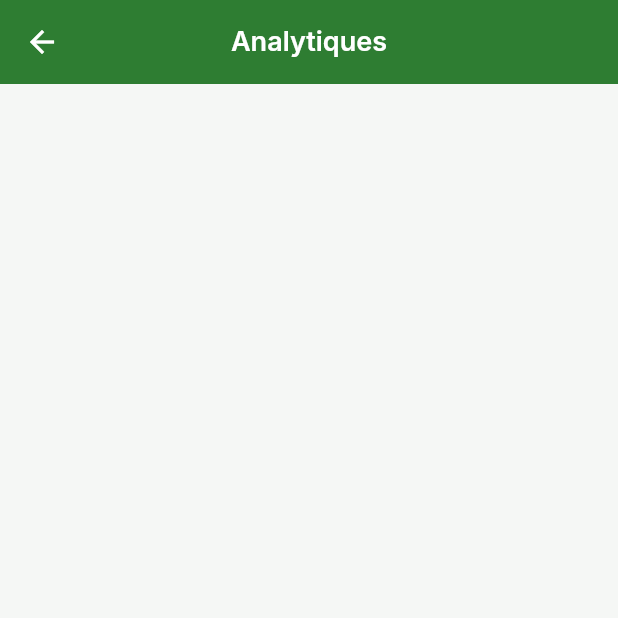
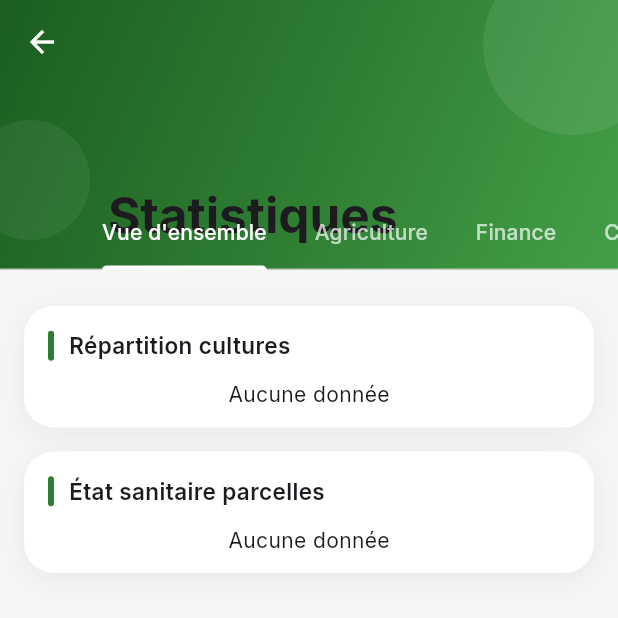
Before and after one commit to MaximeKELI/ARCA-GIS-, a Flutter app: the AnalyticsScreen screen opened directly, on a phone screen of 412 x 824 dp, the top half of it. Run offline on Flutter 3.47's test engine with Material 3 defaults, Android fonts, the phone set to English and light mode, and no system bars; our stand-ins replace connectivity_plus, fl_chart, flutter_map, flutter_secure_storage, geolocator, google_fonts and 4 more; accounts and stored records are empty; network calls fail.

Commit message:
All coders

```diff
--- a/mobile/arca_gis_app/lib/screens/analytics_screen.dart
+++ b/mobile/arca_gis_app/lib/screens/analytics_screen.dart
@@ -1,7 +1,8 @@
-import 'package:fl_chart/fl_chart.dart';
 import 'package:flutter/material.dart';
 import '../config/theme.dart';
 import '../services/api_service.dart';
+import '../utils/api_utils.dart';
+import '../widgets/modern_charts.dart';
 
 class AnalyticsScreen extends StatefulWidget {
   const AnalyticsScreen({super.key});
@@ -10,121 +11,266 @@ class AnalyticsScreen extends StatefulWidget {
   State<AnalyticsScreen> createState() => _AnalyticsScreenState();
 }
 
-class _AnalyticsScreenState extends State<AnalyticsScreen> {
-  final ApiService _api = ApiService();
-  Map<String, dynamic>? _stats;
-  List<dynamic> _history = [];
+class _AnalyticsScreenState extends State<AnalyticsScreen> with SingleTickerProviderStateMixin {
+  final _api = ApiService();
+  Map<String, dynamic> _data = {};
   bool _loading = true;
+  late TabController _tabs;
 
   @override
   void initState() {
     super.initState();
+    _tabs = TabController(length: 4, vsync: this);
     _load();
+  }
+
+  @override
+  void dispose() {
+    _tabs.dispose();
+    super.dispose();
   }
 
   Future<void> _load() async {
     setState(() => _loading = true);
     try {
-      final stats = await _api.get('/analytics/dashboard/');
-      final history = await _api.get('/analytics/crop-history/');
-      setState(() {
-        _stats = stats;
-        _history = history['results'] ?? history ?? [];
-        _loading = false;
-      });
+      final data = await _api.get('/analytics/visual/');
+      setState(() { _data = parseApiMap(data); _loading = false; });
     } catch (_) {
       setState(() => _loading = false);
     }
   }
 
+  List<Map<String, dynamic>> _list(dynamic key) =>
+      (_data[key] as List?)?.cast<Map<String, dynamic>>() ?? [];
+
+  Map<String, dynamic> _map(dynamic key) => (_data[key] as Map<String, dynamic>?) ?? {};
+
   @override
   Widget build(BuildContext context) {
     return Scaffold(
-      appBar: AppBar(title: const Text('Analytiques')),
       body: _loading
-          ? const Center(child: CircularProgressIndicator())
-          : RefreshIndicator(
-              onRefresh: _load,
-              child: ListView(
-                padding: const EdgeInsets.all(16),
-                children: [
-                  if (_stats != null) ...[
-                    _buildStatRow('Parcelles', '${_stats!['parcels']['total']}'),
-                    _buildStatRow('SOS actifs', '${_stats!['incidents']['active_sos']}',
-                        color: AppTheme.sosRed),
-                    _buildStatRow('Événements climat', '${_stats!['climate']['active_events']}'),
-                    _buildStatRow('Humidité moy.',
-                        '${(_stats!['parcels']['avg_moisture'] ?? 0).toStringAsFixed(0)}%'),
-                    const SizedBox(height: 24),
-                  ],
-                  if (_history.isNotEmpty) ...[
-                    Text('Historique cultures', style: Theme.of(context).textTheme.titleMedium),
-                    const SizedBox(height: 12),
-                    SizedBox(
-                      height: 200,
-                      child: LineChart(
-                        LineChartData(
-                          gridData: const FlGridData(show: true),
-                          titlesData: const FlTitlesData(show: true),
-                          borderData: FlBorderData(show: true),
-                          lineBarsData: [
-                            LineChartBarData(
-                              spots: _history.asMap().entries.map((e) {
-                                return FlSpot(
-                                  e.key.toDouble(),
-                                  (e.value['soil_moisture'] ?? 0).toDouble(),
-                                );
-                              }).toList(),
-                              isCurved: true,
-                              color: AppTheme.primaryGreen,
-                              barWidth: 3,
-                              dotData: const FlDotData(show: false),
-                            ),
-                          ],
+          ? const Center(child: CircularProgressIndicator(color: AppTheme.primaryGreen))
+          : NestedScrollView(
+              headerSliverBuilder: (_, __) => [
+                SliverAppBar(
+                  expandedHeight: 180,
+                  pinned: true,
+                  flexibleSpace: FlexibleSpaceBar(
+                    title: const Text('Statistiques', style: TextStyle(fontWeight: FontWeight.bold)),
+                    background: Container(
+                      decoration: const BoxDecoration(
+                        gradient: LinearGradient(
+                          begin: Alignment.topLeft,
+                          end: Alignment.bottomRight,
+                          colors: [Color(0xFF1B5E20), Color(0xFF2E7D32), Color(0xFF43A047)],
                         ),
                       ),
+                      child: Stack(children: [
+                        Positioned(right: -30, top: -30, child: _glowCircle(120, 0.08)),
+                        Positioned(left: -20, bottom: 20, child: _glowCircle(80, 0.06)),
+                        if (_data.isNotEmpty)
+                          Positioned(
+                            left: 16, bottom: 16, right: 16,
+                            child: Text(
+                              'Superficie totale: ${_map('summary')['total_area_ha'] ?? 0} ha',
+                              style: TextStyle(color: Colors.white.withValues(alpha: 0.85), fontSize: 13),
+                            ),
+                          ),
+                      ]),
                     ),
-                    const SizedBox(height: 12),
-                    SizedBox(
-                      height: 200,
-                      child: LineChart(
-                        LineChartData(
-                          gridData: const FlGridData(show: true),
-                          titlesData: const FlTitlesData(show: true),
-                          borderData: FlBorderData(show: true),
-                          lineBarsData: [
-                            LineChartBarData(
-                              spots: _history.asMap().entries.map((e) {
-                                return FlSpot(
-                                  e.key.toDouble(),
-                                  (e.value['ndvi_score'] ?? e.value['soil_moisture'] ?? 0).toDouble() / 100,
-                                );
-                              }).toList(),
-                              isCurved: true,
-                              color: AppTheme.climateBlue,
-                              barWidth: 3,
-                              dotData: const FlDotData(show: false),
-                            ),
-                          ],
-                        ),
-                      ),
-                    ),
+                  ),
+                  bottom: TabBar(
+                    controller: _tabs,
+                    isScrollable: true,
+                    indicatorColor: Colors.white,
+                    labelColor: Colors.white,
+                    unselectedLabelColor: Colors.white70,
+                    tabs: const [
+                      Tab(text: 'Vue d\'ensemble'),
+                      Tab(text: 'Agriculture'),
+                      Tab(text: 'Finance'),
+                      Tab(text: 'Climat'),
+                    ],
+                  ),
+                ),
+              ],
+              body: RefreshIndicator(
+                onRefresh: _load,
+                child: TabBarView(
+                  controller: _tabs,
+                  children: [
+                    _overviewTab(),
+                    _agricultureTab(),
+                    _financeTab(),
+                    _climateTab(),
                   ],
-                ],
+                ),
               ),
             ),
     );
   }
 
-  Widget _buildStatRow(String label, String value, {Color? color}) {
-    return Card(
-      margin: const EdgeInsets.only(bottom: 8),
-      child: ListTile(
-        title: Text(label),
-        trailing: Text(value, style: TextStyle(
-          fontSize: 20, fontWeight: FontWeight.bold, color: color ?? AppTheme.primaryGreen,
+  Widget _glowCircle(double size, double opacity) => Container(
+    width: size, height: size,
+    decoration: BoxDecoration(shape: BoxShape.circle, color: Colors.white.withValues(alpha: opacity)),
+  );
+
+  Widget _overviewTab() {
+    final kpis = _list('kpis');
+    final radar = _map('radar');
+    return ListView(
+      padding: const EdgeInsets.all(16),
+      children: [
+        GridView.count(
+          crossAxisCount: 2,
+          shrinkWrap: true,
+          physics: const NeverScrollableScrollPhysics(),
+          mainAxisSpacing: 12,
+          crossAxisSpacing: 12,
+          childAspectRatio: 1.35,
+          children: kpis.map((k) => ModernCharts.kpiCard(
+            label: k['label']?.toString() ?? '',
+            value: '${k['value']}',
+            unit: k['unit']?.toString() ?? '',
+            color: ModernCharts.colorFromHex(k['color']?.toString()),
+            icon: ModernCharts.iconFromName(k['icon']?.toString()),
+            delta: (k['delta'] as num?)?.toDouble(),
+            sparkline: k['key'] == 'moisture'
+                ? (_map('sparklines')['moisture'] as List?)?.cast<num>().map((e) => e.toDouble()).toList()
+                : null,
+          )).toList(),
+        ),
+        const SizedBox(height: 8),
+        if (radar.isNotEmpty)
+          ModernCharts.radarChart(
+            title: 'Score santé fermière',
+            labels: (radar['labels'] as List?)?.cast<String>() ?? [],
+            values: (radar['values'] as List?)?.cast<num>().map((e) => e.toDouble()).toList() ?? [],
+          ),
+        ModernCharts.donutChart(
+          title: 'Répartition cultures',
+          data: _map('distributions')['crop_types'] as List<Map<String, dynamic>>? ?? [],
+        ),
+        ModernCharts.donutChart(
+          title: 'État sanitaire parcelles',
+          data: _map('distributions')['health_status'] as List<Map<String, dynamic>>? ?? [],
+        ),
+      ],
+    );
+  }
+
+  Widget _agricultureTab() {
+    final series = _map('series');
+    return ListView(
+      padding: const EdgeInsets.all(16),
+      children: [
+        ModernCharts.gradientLineChart(
+          title: 'Humidité du sol (6 mois)',
+          data: (series['moisture_trend'] as List?)?.cast<Map<String, dynamic>>() ?? [],
+          color: AppTheme.climateBlue,
+          valueSuffix: '%',
+        ),
+        ModernCharts.gradientLineChart(
+          title: 'Indice NDVI',
+          data: (series['ndvi_trend'] as List?)?.cast<Map<String, dynamic>>() ?? [],
+          color: AppTheme.primaryGreen,
+        ),
+        ModernCharts.barChart(
+          title: 'Récoltes mensuelles (kg)',
+          data: (series['harvest_monthly'] as List?)?.cast<Map<String, dynamic>>() ?? [],
+          color: AppTheme.accentOrange,
+        ),
+        ModernCharts.donutChart(
+          title: 'Statut des tâches',
+          data: _map('distributions')['task_status'] as List<Map<String, dynamic>>? ?? [],
+        ),
+      ],
+    );
+  }
+
+  Widget _financeTab() {
+    final series = _map('series');
+    return ListView(
+      padding: const EdgeInsets.all(16),
+      children: [
+        ModernCharts.groupedBarChart(
+          title: 'Revenus vs Dépenses (6 mois)',
+          income: (series['budget_income'] as List?)?.cast<Map<String, dynamic>>() ?? [],
+          expense: (series['budget_expense'] as List?)?.cast<Map<String, dynamic>>() ?? [],
+        ),
+        ModernCharts.donutChart(
+          title: 'Dépenses par catégorie',
+          data: _map('distributions')['budget_categories'] as List<Map<String, dynamic>>? ?? [],
+        ),
+        _marketPricesCard(),
+      ],
+    );
+  }
+
+  Widget _climateTab() {
+    final series = _map('series');
+    final summary = _map('summary');
+    return ListView(
+      padding: const EdgeInsets.all(16),
+      children: [
+        Row(children: [
+          Expanded(child: _miniStat('SOS actifs', '${summary['active_sos'] ?? 0}', AppTheme.sosRed, Icons.emergency)),
+          const SizedBox(width: 12),
+          Expanded(child: _miniStat('Événements climat', '${summary['climate_events'] ?? 0}', AppTheme.climateBlue, Icons.cloud)),
+        ]),
+        const SizedBox(height: 16),
+        ModernCharts.barChart(
+          title: 'Pluviométrie mensuelle (mm)',
+          data: (series['rainfall'] as List?)?.cast<Map<String, dynamic>>() ?? [],
+          color: AppTheme.climateBlue,
+        ),
+        ModernCharts.gradientLineChart(
+          title: 'Tendance humidité',
+          data: (series['moisture_trend'] as List?)?.cast<Map<String, dynamic>>() ?? [],
+          color: const Color(0xFF00838F),
+          valueSuffix: '%',
+        ),
+      ],
+    );
+  }
+
+  Widget _miniStat(String label, String value, Color color, IconData icon) => Container(
+    padding: const EdgeInsets.all(16),
+    decoration: BoxDecoration(
+      color: color.withValues(alpha: 0.1),
+      borderRadius: BorderRadius.circular(16),
+      border: Border.all(color: color.withValues(alpha: 0.2)),
+    ),
+    child: Column(crossAxisAlignment: CrossAxisAlignment.start, children: [
+      Icon(icon, color: color, size: 22),
+      const SizedBox(height: 8),
+      Text(value, style: TextStyle(fontSize: 22, fontWeight: FontWeight.bold, color: color)),
+      Text(label, style: TextStyle(fontSize: 11, color: Colors.grey.shade600)),
+    ]),
+  );
+
+  Widget _marketPricesCard() {
+    final prices = _list('market_prices');
+    if (prices.isEmpty) return const SizedBox();
+    return Container(
+      margin: const EdgeInsets.only(bottom: 16),
+      decoration: BoxDecoration(
+        color: Colors.white,
+        borderRadius: BorderRadius.circular(20),
+        boxShadow: [BoxShadow(color: Colors.black.withValues(alpha: 0.06), blurRadius: 16, offset: const Offset(0, 4))],
+      ),
+      child: Column(crossAxisAlignment: CrossAxisAlignment.start, children: [
+        const Padding(
+          padding: EdgeInsets.fromLTRB(16, 16, 16, 0),
+          child: Text('Prix marché', style: TextStyle(fontSize: 15, fontWeight: FontWeight.w600)),
+        ),
+        ...prices.map((p) => ListTile(
+          dense: true,
+          leading: const Icon(Icons.sell, color: AppTheme.accentOrange, size: 20),
+          title: Text('${p['crop']} — ${p['region']}'),
+          trailing: Text('${p['price']} XOF/kg', style: const TextStyle(fontWeight: FontWeight.bold)),
         )),
-      ),
+      ]),
     );
   }
 }
```
